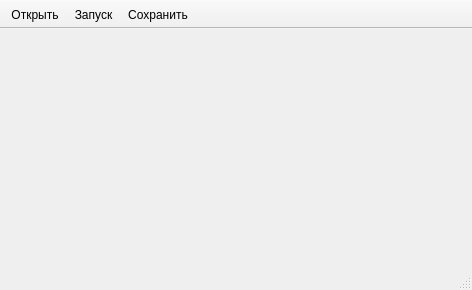
splinter89/scompiler, file mainwindow.ui: the form before one commit.
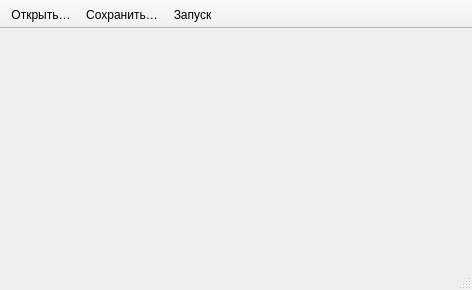
The form after the commit. Icons and pictures are not drawn.

```diff
--- a/mainwindow.ui
+++ b/mainwindow.ui
@@ -43,8 +43,8 @@
     <bool>false</bool>
    </attribute>
    <addaction name="open"/>
-   <addaction name="run"/>
    <addaction name="save"/>
+   <addaction name="run"/>
   </widget>
   <action name="open">
    <property name="icon">
@@ -52,7 +52,7 @@
      <normaloff>:/icons/icons/open.png</normaloff>:/icons/icons/open.png</iconset>
    </property>
    <property name="text">
-    <string>Открыть...</string>
+    <string>Открыть…</string>
    </property>
    <property name="toolTip">
     <string>Открыть (Ctrl+O)</string>
@@ -67,7 +67,7 @@
      <normaloff>:/icons/icons/save.png</normaloff>:/icons/icons/save.png</iconset>
    </property>
    <property name="text">
-    <string>Сохранить...</string>
+    <string>Сохранить…</string>
    </property>
    <property name="toolTip">
     <string>Сохранить (Ctrl+S)</string>
```
